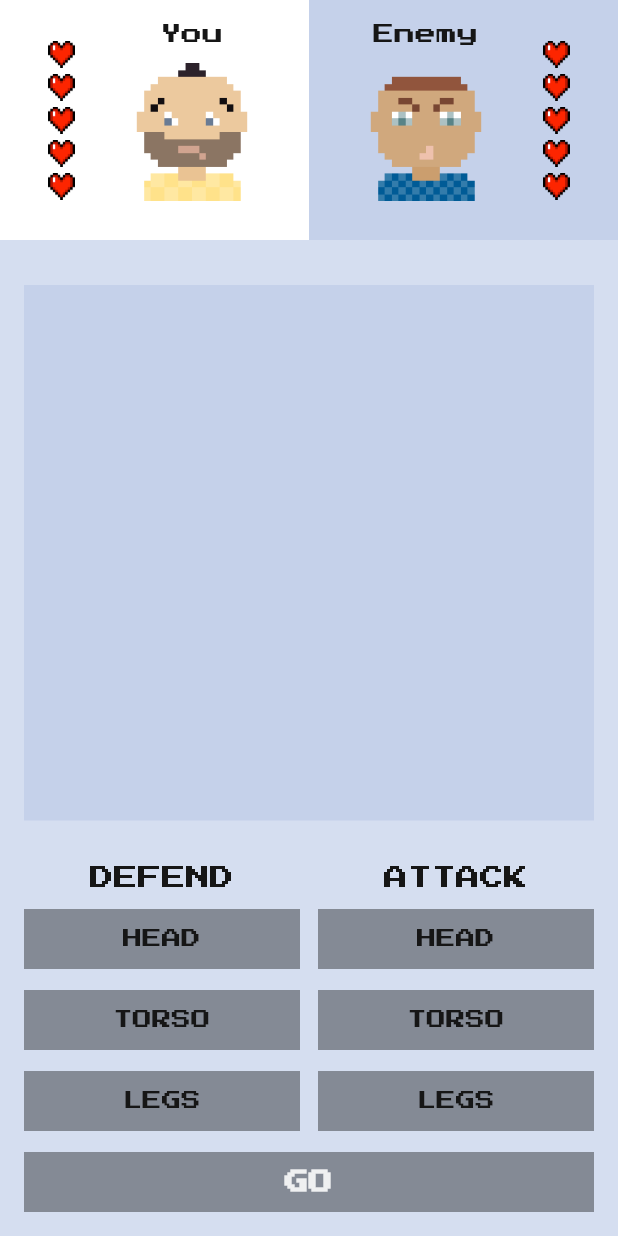
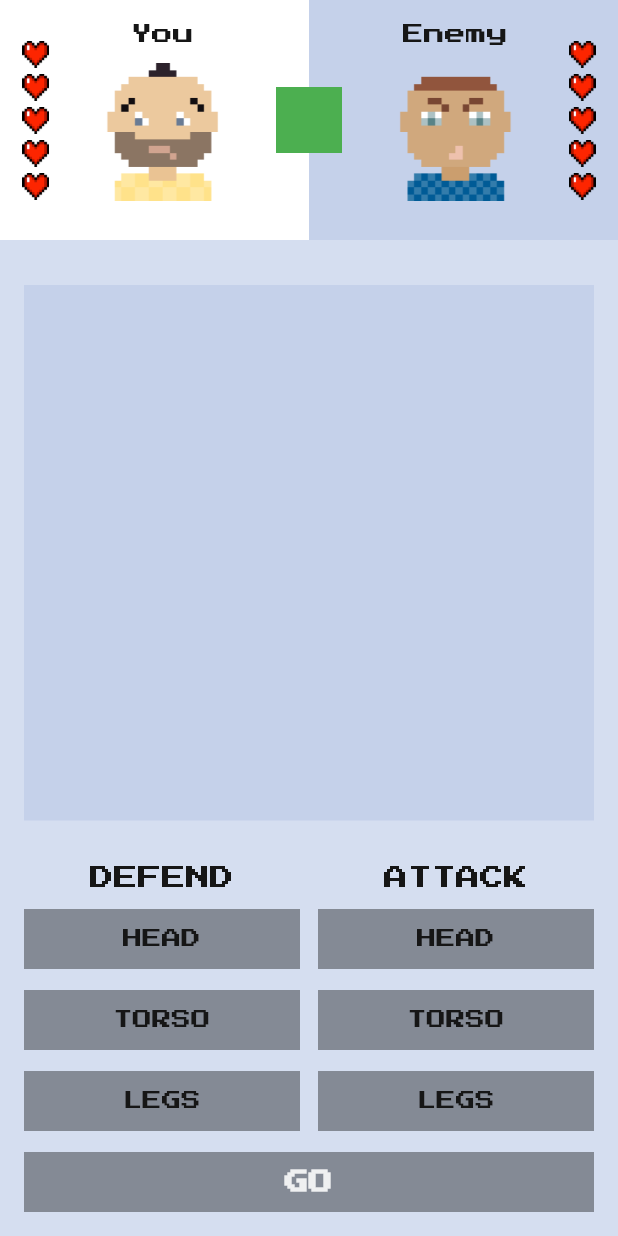
Before and after one commit to devmaslove/flutter_fight_club, a Flutter app: the screen it shows after launch, on a phone screen of 412 x 824 dp. Run offline on Flutter 3.47's test engine with Material 2 defaults, Android fonts, the phone set to English and light mode, and no system bars; our stand-ins replace google_fonts.

Commit message:
Домашка 3 багфикс 5

```diff
--- a/lib/main.dart
+++ b/lib/main.dart
@@ -120,11 +120,11 @@ class MyHomePageState extends State<MyHomePage> {
         if (youLooseFife) {
           yourLives--;
         }
-        if ( yourLives == 0 && enemysLives == 0 ) {
+        if (yourLives == 0 && enemysLives == 0) {
           text = 'Draw';
-        } else if ( yourLives == 0 ) {
+        } else if (yourLives == 0) {
           text = 'You lost';
-        } else if ( enemysLives == 0 ) {
+        } else if (enemysLives == 0) {
           text = 'You won';
         } else {
           text = '';
@@ -230,14 +230,25 @@ class FightersInfo extends StatelessWidget {
   Widget build(BuildContext context) {
     return SizedBox(
       height: 160,
-      child: Row(
+      child: Stack(
+        children: [
+          Row(
             crossAxisAlignment: CrossAxisAlignment.stretch,
             children: [
               Expanded(
                 child: ColoredBox(
                   color: Colors.white,
-              child: Row(
-                mainAxisAlignment: MainAxisAlignment.spaceEvenly,
+                ),
+              ),
+              Expanded(
+                child: ColoredBox(
+                  color: Color.fromRGBO(197, 209, 234, 1),
+                ),
+              ),
+            ],
+          ),
+          Row(
+            mainAxisAlignment: MainAxisAlignment.spaceAround,
             children: [
               LivesWidget(
                 overallLivesCount: maxLivesCount,
@@ -261,16 +272,13 @@ class FightersInfo extends StatelessWidget {
                   ),
                 ],
               ),
-                ],
+              ColoredBox(
+                color: Colors.green,
+                child: SizedBox(
+                  width: 44,
+                  height: 44,
                 ),
               ),
-          ),
-          Expanded(
-            child: ColoredBox(
-              color: Color.fromRGBO(197, 209, 234, 1),
-              child: Row(
-                mainAxisAlignment: MainAxisAlignment.spaceEvenly,
-                children: [
               Column(
                 children: [
                   const SizedBox(height: 16),
@@ -289,15 +297,11 @@ class FightersInfo extends StatelessWidget {
                   ),
                 ],
               ),
-//                  const SizedBox(width: 16),
               LivesWidget(
                 overallLivesCount: maxLivesCount,
                 currentLivesCount: enemysLives,
               ),
-//                  const SizedBox(width: 16),
             ],
-              ),
-            ),
           ),
         ],
       ),
```
Lines whose indentation alone changed are shown as unchanged.
